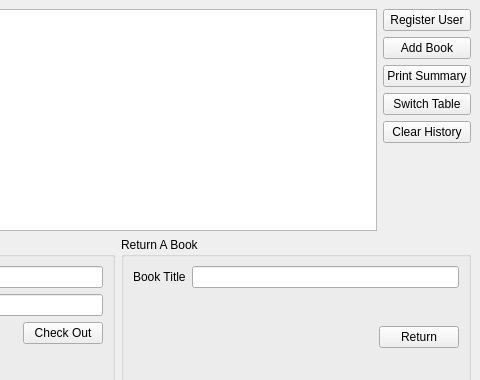
Before: the Qt Designer form mainwindow.ui in cihansenyuz/library_system, drawn with Qt 5; both pictures show x 320 to 800 and y 0 to 380 of the 800 by 600 pixel window.
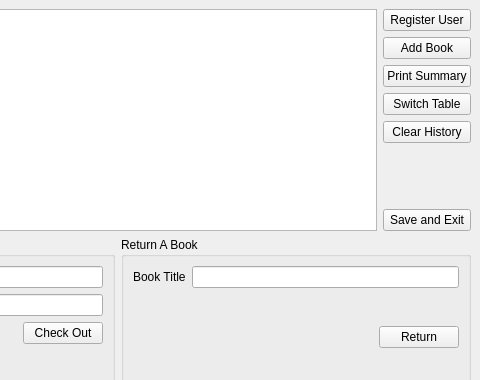
After: the same form once the commit is applied.

The edit to the form file:
```diff
--- a/mainwindow.ui
+++ b/mainwindow.ui
@@ -102,6 +102,13 @@
               </property>
              </spacer>
             </item>
+            <item>
+             <widget class="QPushButton" name="exitButton">
+              <property name="text">
+               <string>Save and Exit</string>
+              </property>
+             </widget>
+            </item>
            </layout>
           </item>
          </layout>
```
